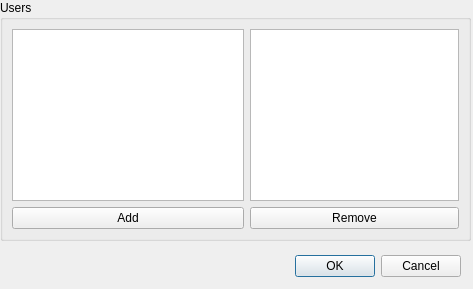
Old version of the form editor/addusertogroupdialog.ui in the repository Shcherbich/QLdapEditor.
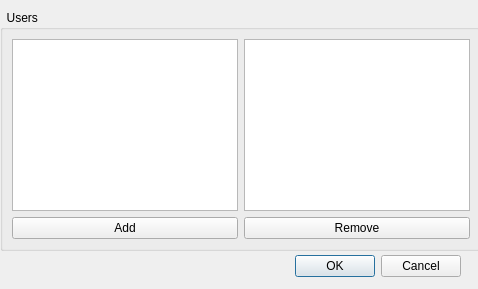
New version of the form.

Commit message: fix size of lists in CAddUserToGroupDialog

```diff
--- a/editor/addusertogroupdialog.ui
+++ b/editor/addusertogroupdialog.ui
@@ -6,10 +6,28 @@
    <rect>
     <x>0</x>
     <y>0</y>
-    <width>473</width>
+    <width>478</width>
     <height>289</height>
    </rect>
   </property>
+  <property name="sizePolicy">
+   <sizepolicy hsizetype="Fixed" vsizetype="Fixed">
+    <horstretch>0</horstretch>
+    <verstretch>0</verstretch>
+   </sizepolicy>
+  </property>
+  <property name="minimumSize">
+   <size>
+    <width>478</width>
+    <height>289</height>
+   </size>
+  </property>
+  <property name="maximumSize">
+   <size>
+    <width>478</width>
+    <height>289</height>
+   </size>
+  </property>
   <property name="windowTitle">
    <string>Add/Remove User to group</string>
   </property>
@@ -33,17 +51,33 @@
    <property name="geometry">
     <rect>
      <x>0</x>
-     <y>0</y>
-     <width>471</width>
+     <y>10</y>
+     <width>481</width>
      <height>241</height>
     </rect>
    </property>
+   <property name="sizePolicy">
+    <sizepolicy hsizetype="Expanding" vsizetype="Expanding">
+     <horstretch>0</horstretch>
+     <verstretch>0</verstretch>
+    </sizepolicy>
+   </property>
    <property name="title">
-    <string>Users</string>
+    <string>  Users</string>
    </property>
-   <layout class="QGridLayout" name="gridLayout">
+   <layout class="QGridLayout" name="gridLayout" columnstretch="0,0,0" columnminimumwidth="0,0,0">
+    <property name="sizeConstraint">
+     <enum>QLayout::SetNoConstraint</enum>
+    </property>
     <item row="0" column="0">
-     <widget class="QListWidget" name="allUsersList"/>
+     <widget class="QListWidget" name="allUsersList">
+      <property name="sizePolicy">
+       <sizepolicy hsizetype="MinimumExpanding" vsizetype="Expanding">
+        <horstretch>0</horstretch>
+        <verstretch>0</verstretch>
+       </sizepolicy>
+      </property>
+     </widget>
     </item>
     <item row="1" column="0">
      <widget class="QPushButton" name="addButton">
@@ -52,10 +86,17 @@
       </property>
      </widget>
     </item>
-    <item row="0" column="1" colspan="2">
-     <widget class="QListWidget" name="groupUsersList"/>
+    <item row="0" column="2">
+     <widget class="QListWidget" name="groupUsersList">
+      <property name="sizePolicy">
+       <sizepolicy hsizetype="MinimumExpanding" vsizetype="Expanding">
+        <horstretch>0</horstretch>
+        <verstretch>0</verstretch>
+       </sizepolicy>
+      </property>
+     </widget>
     </item>
-    <item row="1" column="1" colspan="2">
+    <item row="1" column="2">
      <widget class="QPushButton" name="removeButton">
       <property name="text">
        <string>Remove</string>
```
